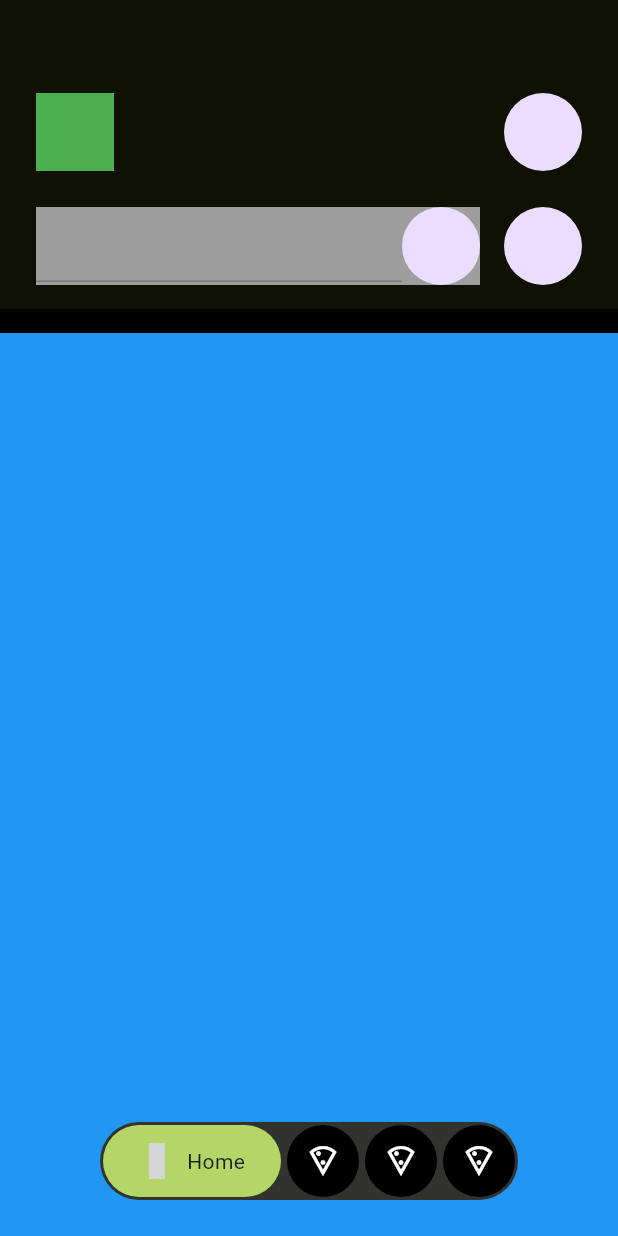
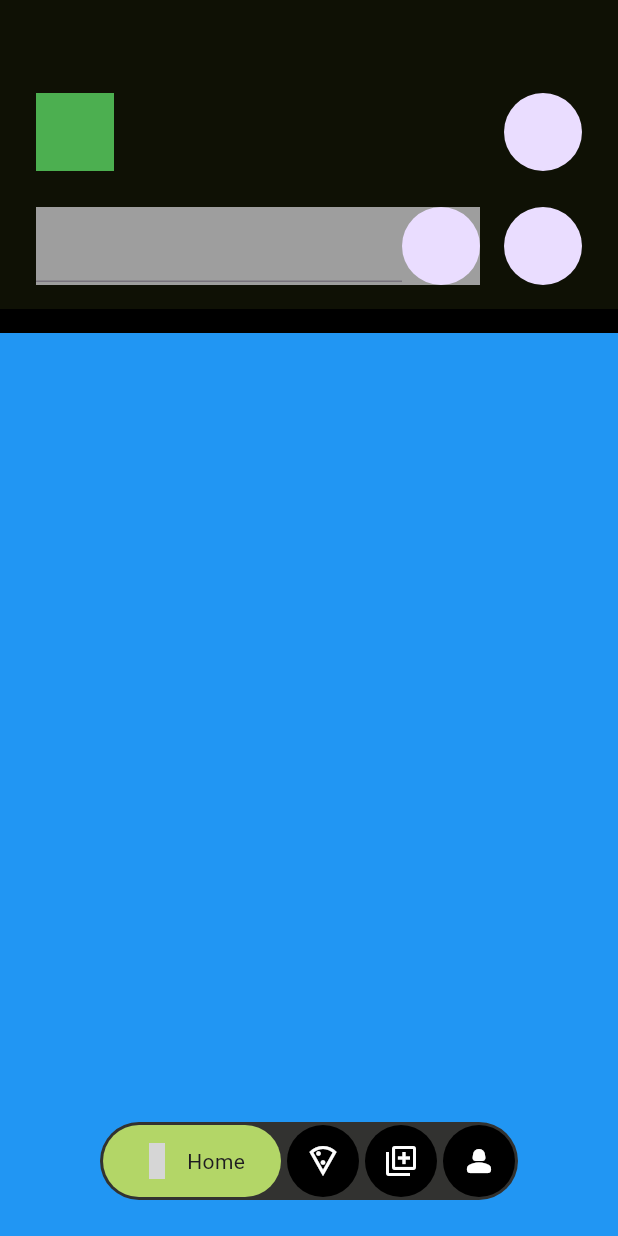
Before and after one commit to JAICHANGPARK/flutter_notebook_chapter_43, a Flutter app: the FoodOrderMainPage screen opened directly, on a phone screen of 412 x 824 dp. Run offline on Flutter 3.47's test engine with Material 3 defaults, Android fonts, the phone set to English and light mode, and no system bars; our stand-ins replace gap, hugeicons, percent_indicator; grey boxes are pictures that could not be loaded.

Commit message:
Update food_order_main_page.dart

```diff
--- a/lib/ep2393_food_order_app/ui/food_order_main_page.dart
+++ b/lib/ep2393_food_order_app/ui/food_order_main_page.dart
@@ -113,20 +113,23 @@ class _FoodOrderMainPageState extends State<FoodOrderMainPage> {
                             radius: 24,
                             backgroundColor: Colors.black,
                             foregroundColor: Colors.white,
-                            child: Icon(Icons.local_pizza_outlined,
+                            child: Icon(
+                              Icons.local_pizza_outlined,
                             ),
                           ),
                           CircleAvatar(
                             radius: 24,
                             backgroundColor: Colors.black,
                             foregroundColor: Colors.white,
-                            child: Icon(Icons.local_pizza_outlined),
+                            child: Icon(
+                              Icons.library_add_outlined,
+                            ),
                           ),
                           CircleAvatar(
                             radius: 24,
                             backgroundColor: Colors.black,
                             foregroundColor: Colors.white,
-                            child: Icon(Icons.local_pizza_outlined),
+                            child: Icon(Icons.person_2_rounded),
                           )
                         ],
                       ),
```
